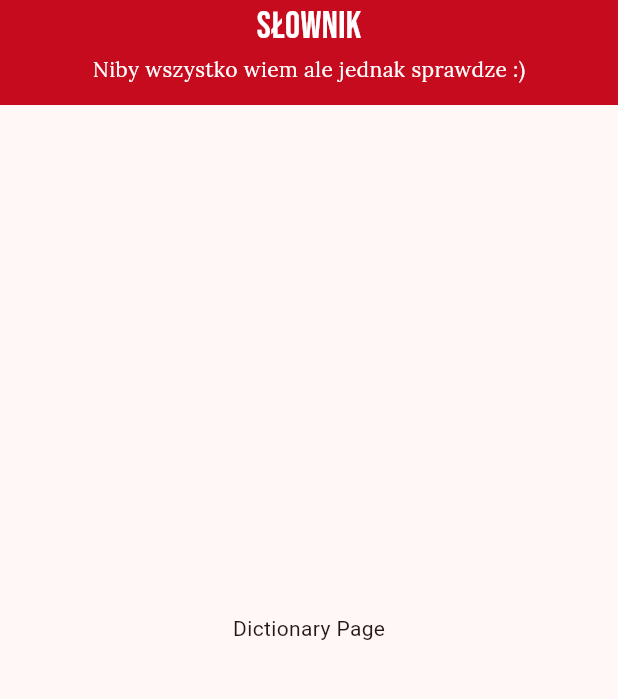
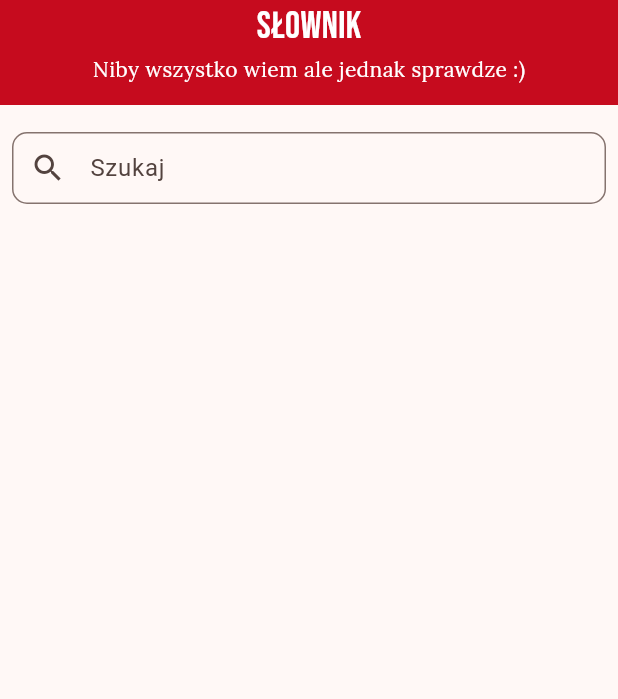
Before and after one commit to mateuszkasprzak94/street_talk, a Flutter app: the DictionaryPage screen opened directly, on a phone screen of 412 x 824 dp, the part 84-783 px from its top. Run offline on Flutter 3.47's test engine with Material 3 defaults, Android fonts, the light colour scheme and no system bars; our stand-ins replace google_fonts.

Commit message:
Create New Files and Implement TextField to Dictionary Page

```diff
--- a/lib/app/pages/colloquialisms_page/colloquialisms_page.dart
+++ b/lib/app/pages/colloquialisms_page/colloquialisms_page.dart
@@ -1,6 +1,6 @@
 import 'package:flutter/material.dart';
 import 'package:google_fonts/google_fonts.dart';
-import 'package:street_talk/app/drawer/drawer.dart';
+import 'package:street_talk/app/widgets/drawer/drawer.dart';
 
 class ColloquialismsPage extends StatefulWidget {
   const ColloquialismsPage({super.key});
--- a/lib/app/pages/dictionary_page/dictionary_page.dart
+++ b/lib/app/pages/dictionary_page/dictionary_page.dart
@@ -1,6 +1,6 @@
 import 'package:flutter/material.dart';
 import 'package:google_fonts/google_fonts.dart';
-import 'package:street_talk/app/drawer/drawer.dart';
+import 'package:street_talk/app/widgets/drawer/drawer.dart';
 
 class DictionaryPage extends StatefulWidget {
   const DictionaryPage({super.key});
@@ -9,9 +9,12 @@ class DictionaryPage extends StatefulWidget {
   State<DictionaryPage> createState() => _DictionaryPageState();
 }
 
+final controller = TextEditingController();
+
 class _DictionaryPageState extends State<DictionaryPage> {
   @override
   Widget build(BuildContext context) {
+    controller.addListener(() => setState(() {}));
     return Scaffold(
       appBar: AppBar(
         centerTitle: true,
@@ -47,7 +50,35 @@ class _DictionaryPageState extends State<DictionaryPage> {
         ),
       ),
       body: Center(
-        child: Text('Dictionary Page'),
+        child: Column(
+          children: [
+            SizedBox(height: 10),
+            Padding(
+              padding: const EdgeInsets.all(8.0),
+              child: TextField(
+                controller: controller,
+                decoration: InputDecoration(
+                  contentPadding: const EdgeInsets.all(10),
+                  labelText: 'Szukaj',
+                  hintText: 'Wpisz słowo, którego szukasz',
+                  prefixIcon: controller.text.isEmpty
+                      ? const Icon(Icons.search)
+                      : const Icon(
+                          Icons.check,
+                          color: Colors.green,
+                        ),
+                  suffixIcon: controller.text.isEmpty
+                      ? Container(width: 0)
+                      : IconButton(
+                          onPressed: () => controller.clear(),
+                          icon: const Icon(Icons.close)),
+                  border: OutlineInputBorder(
+                      borderRadius: BorderRadius.circular(10)),
+                ),
+              ),
+            )
+          ],
+        ),
       ),
       endDrawer: NavigationDrawerWidget(),
     );
--- a/lib/app/pages/home_page/home_page.dart
+++ b/lib/app/pages/home_page/home_page.dart
@@ -1,6 +1,6 @@
 import 'package:flutter/material.dart';
 import 'package:google_fonts/google_fonts.dart';
-import 'package:street_talk/app/drawer/drawer.dart';
+import 'package:street_talk/app/widgets/drawer/drawer.dart';
 
 class HomePage extends StatefulWidget {
   const HomePage({super.key});
@@ -47,7 +47,7 @@ class _HomePageState extends State<HomePage> {
               fit: BoxFit.fitHeight),
         ),
       ),
-      endDrawer: NavigationDrawerWidget(),
+      endDrawer: const NavigationDrawerWidget(),
     );
   }
 }
--- a/lib/app/pages/tasks_page/tasks_page.dart
+++ b/lib/app/pages/tasks_page/tasks_page.dart
@@ -1,6 +1,6 @@
 import 'package:flutter/material.dart';
 import 'package:google_fonts/google_fonts.dart';
-import 'package:street_talk/app/drawer/drawer.dart';
+import 'package:street_talk/app/widgets/drawer/drawer.dart';
 
 class TasksPage extends StatefulWidget {
   const TasksPage({super.key});
```
Also changed, not shown: lib/app/drawer/drawer_content/about_spain/about_spain.dart (added, +19 -0 lines), lib/app/drawer/drawer_content/fun_facts/fun_facts.dart (added, +19 -0 lines), lib/app/drawer/drawer_content/verbs/verbs.dart (added, +19 -0 lines), lib/app/widgets/drawer/drawer.dart (renamed from lib/app/drawer/drawer.dart, +34 -4 lines).
